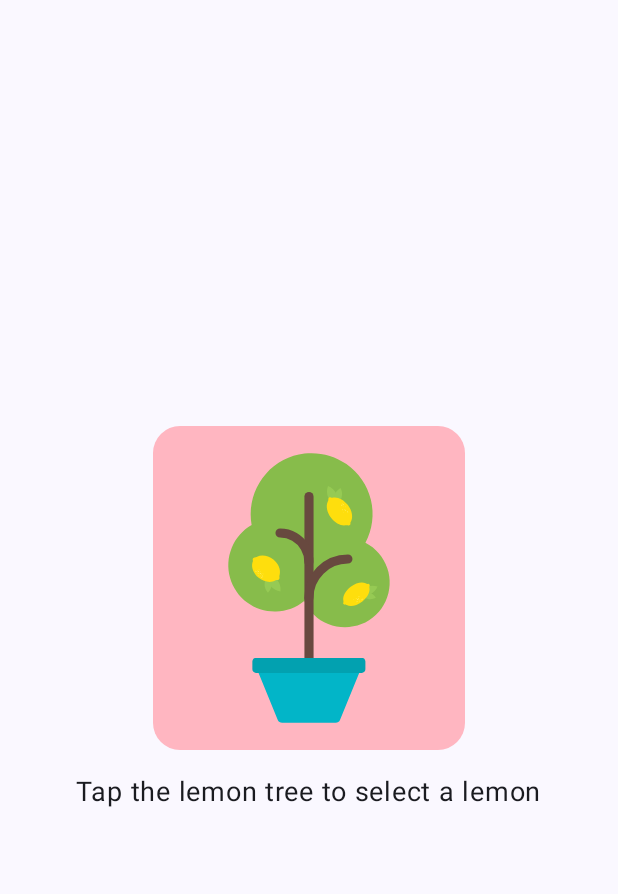
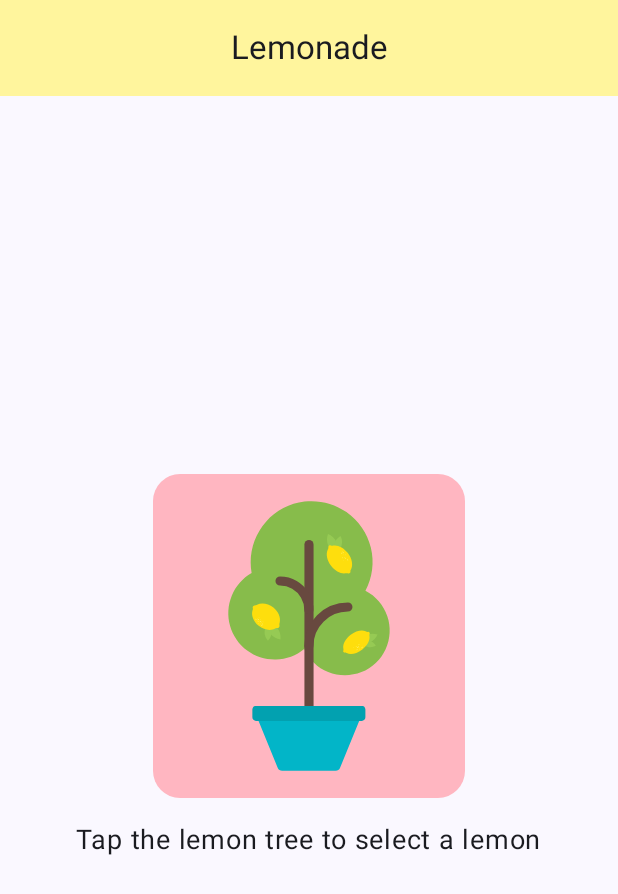
Before and after one commit to AnaDeFence/psychic-dollop, an Android app built with Jetpack Compose: the screen it shows after launch (MainActivity), on a phone screen of 412 x 824 dp. Shown: the top 894 px of the screen. Run offline under Robolectric (Android 15) with nearby library versions, the phone set to English and light mode, and no system bars.

Commit message:
lemonadeapp1 add topbar

```diff
--- a/lemonade1/app/src/main/java/com/example/lemonade1/MainActivity.kt
+++ b/lemonade1/app/src/main/java/com/example/lemonade1/MainActivity.kt
@@ -18,11 +18,14 @@ import androidx.compose.foundation.layout.wrapContentSize
 import androidx.compose.foundation.shape.RoundedCornerShape
 import androidx.compose.material3.Button
 import androidx.compose.material3.ButtonDefaults
+import androidx.compose.material3.CenterAlignedTopAppBar
 import androidx.compose.material3.ExperimentalMaterial3Api
 import androidx.compose.material3.MaterialTheme
 import androidx.compose.material3.Scaffold
 import androidx.compose.material3.Surface
 import androidx.compose.material3.Text
+import androidx.compose.material3.TopAppBar
+import androidx.compose.material3.TopAppBarDefaults
 import androidx.compose.runtime.Composable
 import androidx.compose.runtime.getValue
 import androidx.compose.runtime.mutableStateOf
@@ -48,11 +51,10 @@ class MainActivity : ComponentActivity() {
 
                 Surface(
                     modifier = Modifier
-                        .fillMaxSize()
-                        .wrapContentSize(Alignment.Center),
+                        .fillMaxSize(),
                     color = MaterialTheme.colorScheme.background
                 ) {
-                    LemonadeApp()
+                    LemonadeAppWithTopBar()
                 }
 
             }
@@ -61,7 +63,36 @@ class MainActivity : ComponentActivity() {
 }
 @OptIn(ExperimentalMaterial3Api::class)
 @Composable
+fun LemonadeAppWithTopBar(
+    modifier: Modifier = Modifier
+
+){
+    Scaffold(
+        modifier = modifier,
+        topBar = {
+            CenterAlignedTopAppBar(               // ← вот замена
+                title = { Text(stringResource(R.string.topbar)) },
+                colors = TopAppBarDefaults.topAppBarColors(
+                    containerColor = Color(0xFFFFF59D)
+                )
+            )
+        }
+    ) {
+        innerPadding->
+        LemonadeWithImages(
+            modifier = Modifier
+                .fillMaxSize()
+                .padding(innerPadding)
+        )
+
+    }
+
+}
+
+
+@Composable
 fun LemonadeWithImages(modifier: Modifier = Modifier){
+
     var result by remember { mutableStateOf( 1) }
     val imageResource = when(result){
         1->R.drawable.lemon_tree
@@ -77,7 +108,8 @@ fun LemonadeWithImages(modifier: Modifier = Modifier){
     }
     Column(
         modifier = modifier,
-        horizontalAlignment = Alignment.CenterHorizontally
+        horizontalAlignment = Alignment.CenterHorizontally,
+        verticalArrangement = Arrangement.Center
     ) {
 
         Button(
@@ -106,9 +138,7 @@ fun LemonadeWithImages(modifier: Modifier = Modifier){
 @Preview(showBackground = true)
 @Composable
 fun LemonadeApp(){
-    LemonadeWithImages(modifier = Modifier
-        .fillMaxSize()
-        .wrapContentSize(Alignment.Center)
+    LemonadeAppWithTopBar(
 
     )
 }
```
